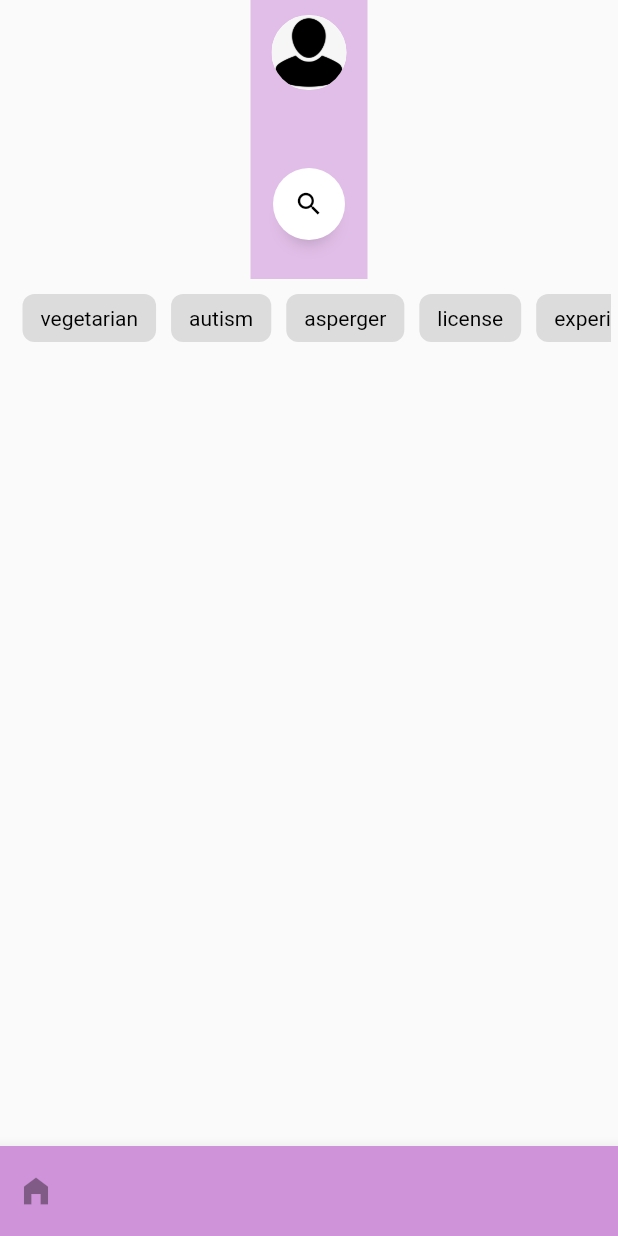
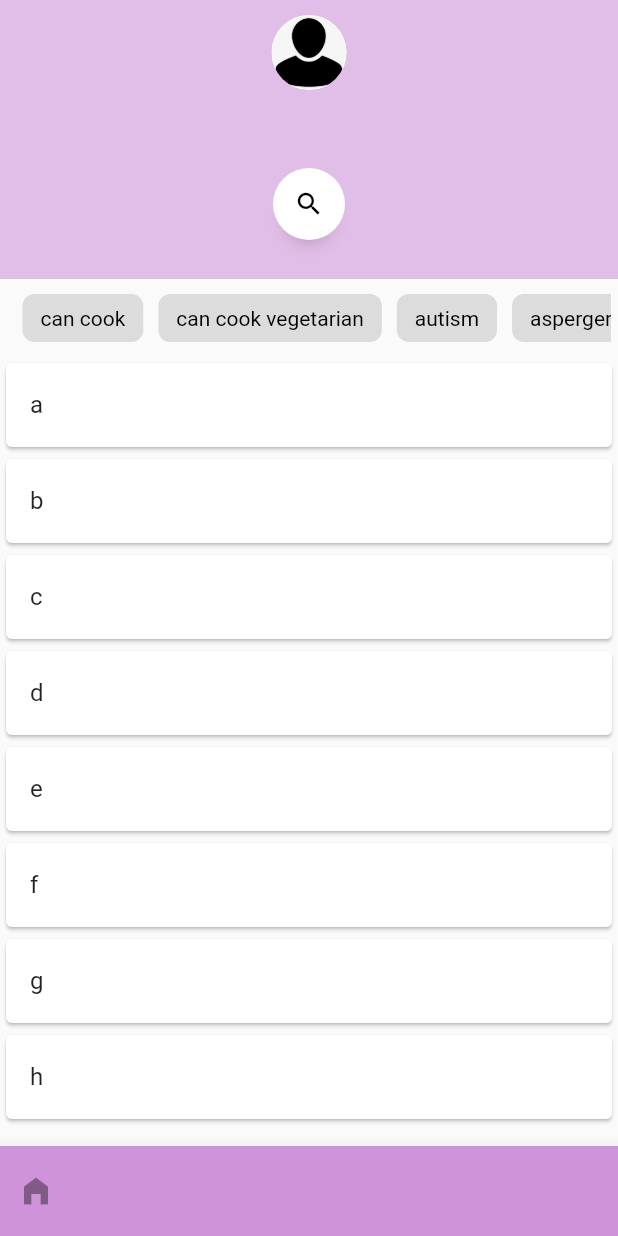
Before and after one commit to wongtaozhe123/child_we_care, a Flutter app: the Home screen opened directly with empty values, on a phone screen of 412 x 824 dp. Run offline on Flutter 3.47's test engine with Material 2 defaults, Android fonts, the phone set to English and light mode, and no system bars; drawn by our look-alikes of anim_search_bar, chips_choice; our stand-ins replace cloud_firestore, firebase_auth, firebase_core, firebase_storage, flutter_signin_button, fluttertoast and 2 more; missing offline and left inert: find_dropdown, flutter_facebook_auth, flutter_facebook_login; accounts and stored records are empty.

Commit message:
temp home code

```diff
--- a/lib/home.dart
+++ b/lib/home.dart
@@ -28,7 +28,8 @@ class Home extends StatefulWidget {
 class _HomeState extends State<Home> {
   final search=TextEditingController();
   List<String> tags=[];
-  List<String> options=['vegetarian','autism','asperger','license','experienced'];
+  List<String> options=['can cook','can cook vegetarian','autism','asperger','ADHD','driving license','first aid knowledge'];
+  var alphabet=['a','b','c','d','e','f','g','h'];
 
   @override
   Widget build(BuildContext context) {
@@ -74,6 +75,7 @@ class _HomeState extends State<Home> {
                   ),
                   Container(
                     padding: EdgeInsets.fromLTRB(15, 0, 15, 0),
+                    alignment: Alignment.center,
                     child: AnimSearchBar(
                       rtl: false,
                       width: 500,
@@ -83,7 +85,7 @@ class _HomeState extends State<Home> {
                       helpText: 'babysitter...',
                       onSuffixTap: (){
                         setState(() {
-                          print(search.text + 'xxxxx');
+                          print(search.text + ' xxxxx');
                           search.clear();
                         });
                       },
@@ -115,6 +117,22 @@ class _HomeState extends State<Home> {
                 ),
               ),
             ),
+            Container(
+              child: ListView.builder(
+                physics: AlwaysScrollableScrollPhysics(),
+                controller: ScrollController(),
+                shrinkWrap: true, //take space to cover all item in listview IF TRUE, else take whole screen space
+                scrollDirection: Axis.vertical,
+                itemCount: alphabet.length,
+                itemBuilder: (context, index){
+                  return Card(
+                    child: ListTile(
+                      title: Text(alphabet[index]),
+                    ),
+                  );
+                  },
+              ),
+            )
           ],
         ),
       ),
```
Lines whose indentation alone changed are shown as unchanged.
